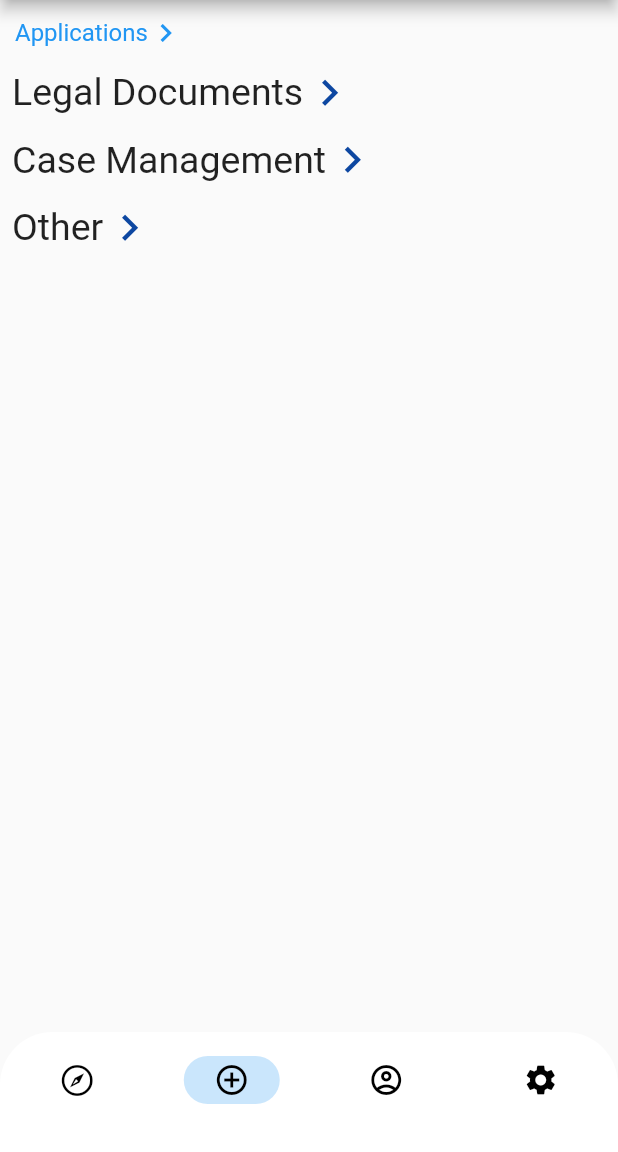
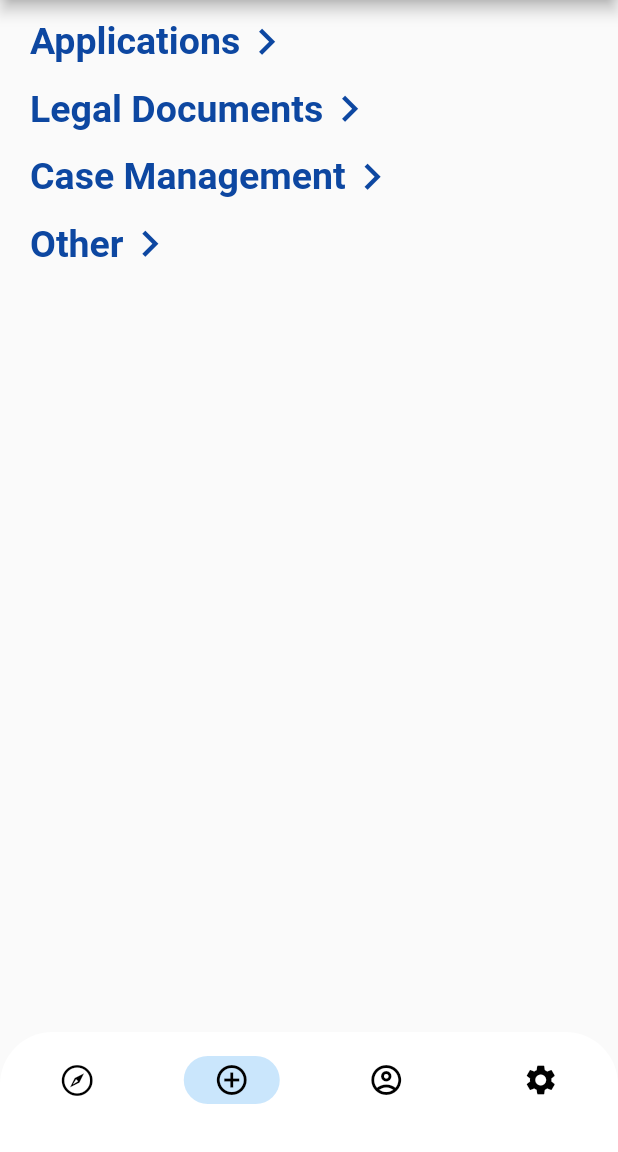
Before and after one commit to storm1486/wyam_app, a Flutter app: the screen it shows after launch, item 2 of the bottom bar chosen, on a phone screen of 412 x 824 dp, the part 84-1236 px from its top. Run offline on Flutter 3.47's test engine with Material 2 defaults, Android fonts, the phone set to English and light mode, and no system bars.

Commit message:
Updated the look of the page. Updated the feel of the dropdown menu

```diff
--- a/lib/pages/applications.dart
+++ b/lib/pages/applications.dart
@@ -64,26 +64,28 @@ class _ApplicationsState extends State<Applications> with TickerProviderStateMix
 
   @override
   Widget build(BuildContext context) {
-    return Column(
+    return SingleChildScrollView(
+      child: Column(
         children: [
           const SafeArea(child: Search()), //Search Bar at the top of the page
           InkWell(
             onTap: _toggleDropdown, // Trigger dropdown visibility on tap
             child: Container(
-            padding: const EdgeInsets.all(10),
+              padding: EdgeInsets.fromLTRB(20, 10, 0, 0),
               child: Row(
                 mainAxisAlignment: MainAxisAlignment.start,
                 children: [
-                const Text(
+                  Text(
                     'Applications',
                     style: TextStyle(
-                    fontSize: 16.0,
-                    color: Colors.blue,
+                      fontSize: 25.0,
+                      color: Colors.blue[900],
+                      fontWeight: FontWeight.bold,
                     ),
                   ),
                   RotationTransition(
                     turns: _animation, // Apply rotation animation to the arrow icon
-                  child: const Icon(Icons.keyboard_arrow_right, color: Colors.blue),
+                    child: Icon(Icons.keyboard_arrow_right, color: Colors.blue[900], size: 35.0),
                   ),
                 ],
               ),
@@ -98,13 +100,18 @@ class _ApplicationsState extends State<Applications> with TickerProviderStateMix
                 borderRadius: BorderRadius.circular(4),
               ),
               child: ListView(
-              padding: EdgeInsets.zero,
+                physics: NeverScrollableScrollPhysics(),
+                padding: EdgeInsets.fromLTRB(30, 0, 0, 0),
                 shrinkWrap: true,
                 children: words.map((word) {
                   return ListTile(
                       title: Text(
                         word,
-                    style: const TextStyle(fontSize: 16.0),
+                        style: TextStyle(
+                          color: Colors.blue[900],
+                          fontWeight: FontWeight.bold,
+                          fontSize: 16.0,
+                        ),
                       ),
                       onTap: () {
                         setState(() {
@@ -119,42 +126,49 @@ class _ApplicationsState extends State<Applications> with TickerProviderStateMix
             ),
           ),
           Padding(
-          padding: const EdgeInsets.fromLTRB(8.0, 0, 0, 0),
+            padding: const EdgeInsets.fromLTRB(20, 10, 0, 0),
             child: Row(
               mainAxisAlignment: MainAxisAlignment.start,
               children: [
                 Text('Legal Documents', style: TextStyle(
                   fontSize: 25.0,
+                  color: Colors.blue[900],
+                  fontWeight: FontWeight.bold,
                 ),),
                 Icon(Icons.keyboard_arrow_right, color: Colors.blue[900], size: 35.0,)
               ],
             ),
           ),
           Padding(
-          padding: const EdgeInsets.fromLTRB(8.0, 10, 0, 0),
+            padding: const EdgeInsets.fromLTRB(20, 10, 0, 0),
             child: Row(
               mainAxisAlignment: MainAxisAlignment.start,
               children: [
                 Text('Case Management', style: TextStyle(
                   fontSize: 25.0,
+                  color: Colors.blue[900],
+                  fontWeight: FontWeight.bold,
                 ),),
                 Icon(Icons.keyboard_arrow_right, color: Colors.blue[900], size: 35.0,)
               ],
             ),
           ),
           Padding(
-          padding: const EdgeInsets.fromLTRB(8.0, 10, 0, 0),
+            padding: const EdgeInsets.fromLTRB(20, 10, 0, 0),
             child: Row(
               mainAxisAlignment: MainAxisAlignment.start,
               children: [
                 Text('Other', style: TextStyle(
                   fontSize: 25.0,
+                  color: Colors.blue[900],
+                  fontWeight: FontWeight.bold,
                 ),),
                 Icon(Icons.keyboard_arrow_right, color: Colors.blue[900], size: 35.0,)
               ],
             ),
           )
         ],
+      ),
     );
   }
 }
```
Lines whose indentation alone changed are shown as unchanged.
